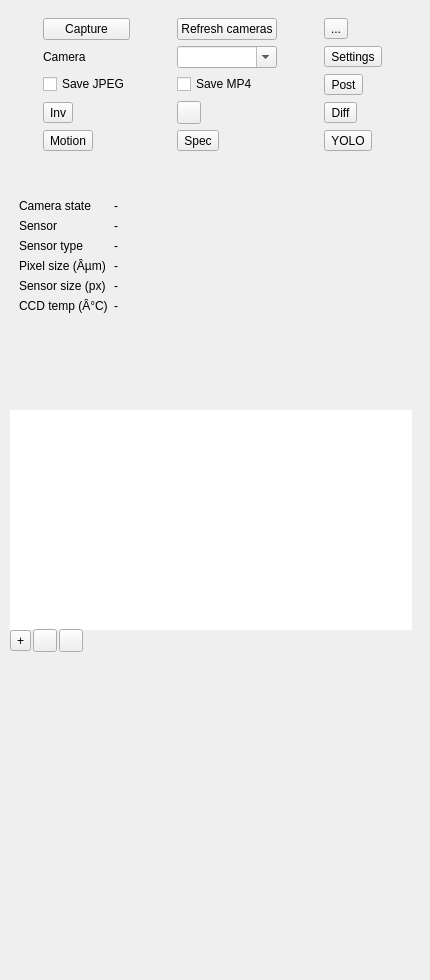
Before: the Qt Designer form plugins/feature/camera/cameragui.ui in srcejon/sdrangel, drawn with Qt 5.
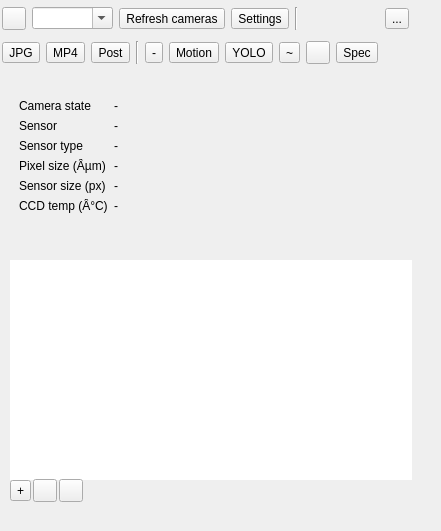
After: the same form once the commit is applied. Icons and pictures are not drawn. Custom widgets are drawn as their Qt base class.

Commit message: Populate camera list at startup. Rearrange GUI.

The edit to the form file:
```diff
--- a/plugins/feature/camera/cameragui.ui
+++ b/plugins/feature/camera/cameragui.ui
@@ -6,8 +6,8 @@
    <rect>
     <x>0</x>
     <y>0</y>
-    <width>430</width>
-    <height>980</height>
+    <width>441</width>
+    <height>531</height>
    </rect>
   </property>
   <property name="sizePolicy">
@@ -24,8 +24,8 @@
     <rect>
      <x>0</x>
      <y>0</y>
-     <width>428</width>
-     <height>170</height>
+     <width>411</width>
+     <height>71</height>
     </rect>
    </property>
    <property name="windowTitle">
@@ -45,57 +45,47 @@
      <number>2</number>
     </property>
     <item>
-     <layout class="QGridLayout" name="gridLayout">
-      <item row="0" column="0">
-       <widget class="QPushButton" name="startStop">
-        <property name="text">
-         <string>Capture</string>
-        </property>
-        <property name="checkable">
-         <bool>true</bool>
-        </property>
-       </widget>
-      </item>
-      <item row="0" column="1">
-       <widget class="QPushButton" name="refreshCamerasButton">
-        <property name="text">
-         <string>Refresh cameras</string>
-        </property>
-       </widget>
-      </item>
-      <item row="0" column="2">
-       <widget class="QToolButton" name="audioMute">
+     <layout class="QHBoxLayout" name="horizontalLayout">
+      <item>
+       <widget class="ButtonSwitch" name="startStop">
         <property name="toolTip">
          <string>Left: Mute/Unmute audio Right: select audio output device</string>
         </property>
         <property name="text">
-         <string>...</string>
+         <string/>
         </property>
         <property name="icon">
          <iconset resource="../../../sdrgui/resources/res.qrc">
           <normaloff>:/sound_on.png</normaloff>
           <normalon>:/sound_off.png</normalon>:/sound_on.png</iconset>
         </property>
-        <property name="checkable">
-         <bool>true</bool>
-        </property>
        </widget>
       </item>
-      <item row="1" column="0">
-       <widget class="QLabel" name="cameraLabel">
-        <property name="text">
-         <string>Camera</string>
-        </property>
-       </widget>
-      </item>
-      <item row="1" column="1">
+      <item>
        <widget class="QComboBox" name="cameraCombo">
+        <property name="sizePolicy">
+         <sizepolicy hsizetype="Expanding" vsizetype="Fixed">
+          <horstretch>0</horstretch>
+          <verstretch>0</verstretch>
+         </sizepolicy>
+        </property>
         <property name="editable">
          <bool>true</bool>
         </property>
        </widget>
       </item>
-      <item row="1" column="2">
+      <item>
+       <widget class="QToolButton" name="refreshCamerasButton">
+        <property name="text">
+         <string>Refresh cameras</string>
+        </property>
+        <property name="icon">
+         <iconset resource="../../../sdrgui/resources/res.qrc">
+          <normaloff>:/recycle.png</normaloff>:/recycle.png</iconset>
+        </property>
+       </widget>
+      </item>
+      <item>
        <widget class="QToolButton" name="cameraSettingsButton">
         <property name="toolTip">
          <string>Open camera and post-processing settings</string>
@@ -109,21 +99,77 @@
         </property>
        </widget>
       </item>
-      <item row="2" column="0">
-       <widget class="QCheckBox" name="saveImageCheck">
+      <item>
+       <widget class="Line" name="line_2">
+        <property name="orientation">
+         <enum>Qt::Orientation::Vertical</enum>
+        </property>
+       </widget>
+      </item>
+      <item>
+       <spacer name="horizontalSpacer_2">
+        <property name="orientation">
+         <enum>Qt::Orientation::Horizontal</enum>
+        </property>
+        <property name="sizeHint" stdset="0">
+         <size>
+          <width>40</width>
+          <height>20</height>
+         </size>
+        </property>
+       </spacer>
+      </item>
+      <item>
+       <widget class="QToolButton" name="audioMute">
+        <property name="toolTip">
+         <string>Left: Mute/Unmute audio Right: select audio output device</string>
+        </property>
         <property name="text">
-         <string>Save JPEG</string>
+         <string>...</string>
         </property>
+        <property name="icon">
+         <iconset resource="../../../sdrgui/resources/res.qrc">
+          <normaloff>:/sound_on.png</normaloff>
+          <normalon>:/sound_off.png</normalon>:/sound_on.png</iconset>
+        </property>
+        <property name="checkable">
+         <bool>true</bool>
+        </property>
        </widget>
       </item>
-      <item row="2" column="1">
-       <widget class="QCheckBox" name="saveVideoCheck">
+     </layout>
+    </item>
+    <item>
+     <layout class="QHBoxLayout" name="horizontalLayout_2">
+      <item>
+       <widget class="QToolButton" name="saveImageCheck">
         <property name="text">
-         <string>Save MP4</string>
+         <string>JPG</string>
         </property>
+        <property name="icon">
+         <iconset resource="../../../sdrgui/resources/res.qrc">
+          <normaloff>:/picture.png</normaloff>:/picture.png</iconset>
+        </property>
+        <property name="checkable">
+         <bool>true</bool>
+        </property>
        </widget>
       </item>
-      <item row="2" column="2">
+      <item>
+       <widget class="QToolButton" name="saveVideoCheck">
+        <property name="text">
+         <string>MP4</string>
+        </property>
+        <property name="icon">
+         <iconset resource="../../../sdrgui/resources/res.qrc">
+          <normaloff>:/camera.png</normaloff>:/camera.png</iconset>
+        </property>
+        <property name="checkable">
+         <bool>true</bool>
+        </property>
+       </widget>
+      </item>
+      <item>
        <widget class="ButtonSwitch" name="videoPostProcessButton">
         <property name="toolTip">
          <string>Record post-processed video (when off, raw frames are recorded)</string>
@@ -136,41 +182,24 @@
         </property>
        </widget>
       </item>
-      <item row="3" column="0">
-       <widget class="ButtonSwitch" name="invertColorsButton">
-        <property name="toolTip">
-         <string>Invert colours</string>
+      <item>
+       <widget class="Line" name="line_3">
+        <property name="orientation">
+         <enum>Qt::Orientation::Vertical</enum>
         </property>
-        <property name="text">
-         <string>Inv</string>
-        </property>
        </widget>
       </item>
-      <item row="3" column="1">
-       <widget class="ButtonSwitch" name="overlayDateTimeButton">
-        <property name="toolTip">
-         <string>Overlay date and time</string>
-        </property>
-        <property name="text">
-         <string/>
-        </property>
-        <property name="icon">
-         <iconset resource="../../../sdrgui/resources/res.qrc">
-          <normaloff>:/info.png</normaloff>:/info.png</iconset>
-        </property>
-       </widget>
-      </item>
-      <item row="3" column="2">
+      <item>
        <widget class="ButtonSwitch" name="diffMaskButton">
         <property name="toolTip">
          <string>Show differences from previous image</string>
         </property>
         <property name="text">
-         <string>Diff</string>
+         <string>-</string>
         </property>
        </widget>
       </item>
-      <item row="4" column="0">
+      <item>
        <widget class="ButtonSwitch" name="motionDetectButton">
         <property name="toolTip">
          <string>Detect motion using background subtractor</string>
@@ -180,7 +209,41 @@
         </property>
        </widget>
       </item>
-      <item row="4" column="1">
+      <item>
+       <widget class="ButtonSwitch" name="yoloButton">
+        <property name="toolTip">
+         <string>Run YOLO object detection on each frame</string>
+        </property>
+        <property name="text">
+         <string>YOLO</string>
+        </property>
+       </widget>
+      </item>
+      <item>
+       <widget class="ButtonSwitch" name="invertColorsButton">
+        <property name="toolTip">
+         <string>Invert colours</string>
+        </property>
+        <property name="text">
+         <string>~</string>
+        </property>
+       </widget>
+      </item>
+      <item>
+       <widget class="ButtonSwitch" name="overlayDateTimeButton">
+        <property name="toolTip">
+         <string>Overlay date and time</string>
+        </property>
+        <property name="text">
+         <string/>
+        </property>
+        <property name="icon">
+         <iconset resource="../../../sdrgui/resources/res.qrc">
+          <normaloff>:/info.png</normaloff>:/info.png</iconset>
+        </property>
+       </widget>
+      </item>
+      <item>
        <widget class="ButtonSwitch" name="spectrumOverlayButton">
         <property name="toolTip">
          <string>Overlay spectrum view on post-processed image</string>
@@ -194,33 +257,33 @@
         </property>
        </widget>
       </item>
-      <item row="4" column="2">
-       <widget class="ButtonSwitch" name="yoloButton">
-        <property name="toolTip">
-         <string>Run YOLO object detection on each frame</string>
+      <item>
+       <spacer name="horizontalSpacer">
+        <property name="orientation">
+         <enum>Qt::Orientation::Horizontal</enum>
         </property>
-        <property name="text">
-         <string>YOLO</string>
+        <property name="sizeHint" stdset="0">
+         <size>
+          <width>40</width>
+          <height>20</height>
+         </size>
         </property>
-       </widget>
+       </spacer>
       </item>
      </layout>
     </item>
    </layout>
   </widget>
-  <widget class="QWidget" name="horizontalLayoutWidget">
+  <widget class="QWidget" name="statusContainer" native="true">
    <property name="geometry">
     <rect>
      <x>10</x>
-     <y>190</y>
-     <width>411</width>
-     <height>201</height>
+     <y>90</y>
+     <width>132</width>
+     <height>162</height>
     </rect>
    </property>
-   <layout class="QHBoxLayout" name="statusContainer">
-    <property name="windowTitle" stdset="0">
-     <string>Status</string>
-    </property>
+   <layout class="QHBoxLayout" name="statusContainerLayout">
     <item>
      <widget class="QWidget" name="alpacaStatusGroup" native="true">
       <layout class="QFormLayout" name="alpacaStatusLayout">
@@ -317,7 +380,7 @@
    <property name="geometry">
     <rect>
      <x>10</x>
-     <y>410</y>
+     <y>260</y>
      <width>402</width>
      <height>242</height>
     </rect>
```
Left out of the diff: 12 changed lines with no effect on the pictures. The commit also changes 1 other file.
